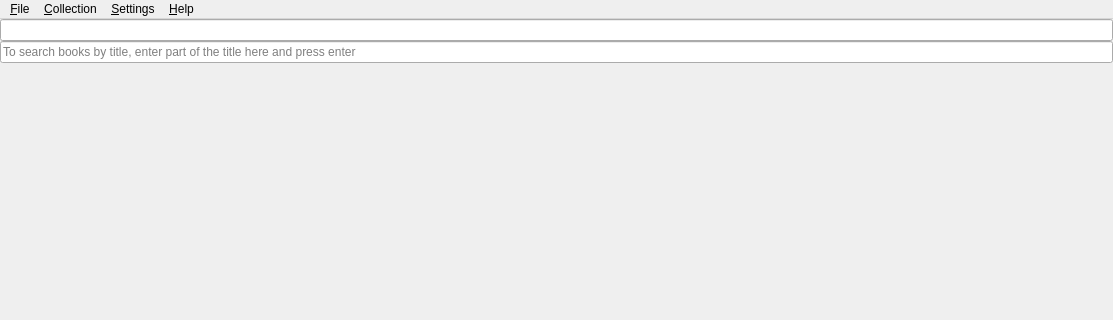
First picture: the form in src/home/flibrary/gui/MainWindow.ui, repository heimdallr/books, before the edit; both pictures show x 0 to 1113 and y 0 to 320 of the 1113 by 737 pixel window.
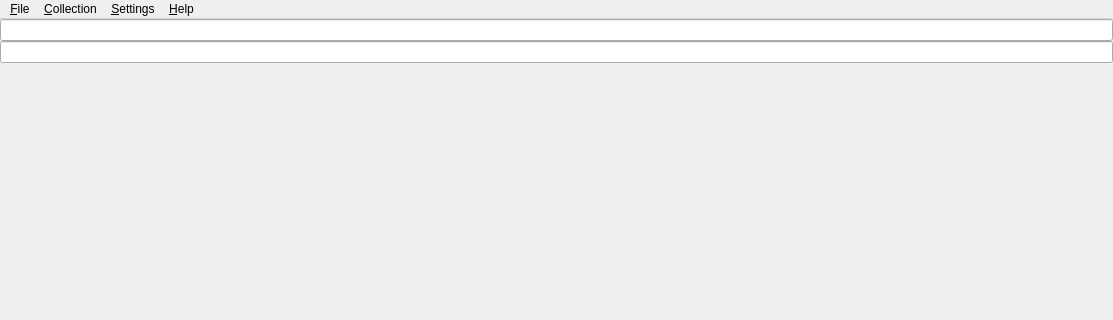
Second picture: the form after the edit. Icons and pictures are not drawn.

Commit message: #555 Обобщение строки на перевод

Diff of the .ui file:
```diff
--- a/src/home/flibrary/gui/MainWindow.ui
+++ b/src/home/flibrary/gui/MainWindow.ui
@@ -45,9 +45,6 @@
     </item>
     <item>
      <widget class="QLineEdit" name="lineEditBookTitleToSearch">
-      <property name="placeholderText">
-       <string>To search books by title, enter part of the title here and press enter</string>
-      </property>
       <property name="clearButtonEnabled">
        <bool>true</bool>
       </property>
```
The commit also changes 1 other file.
